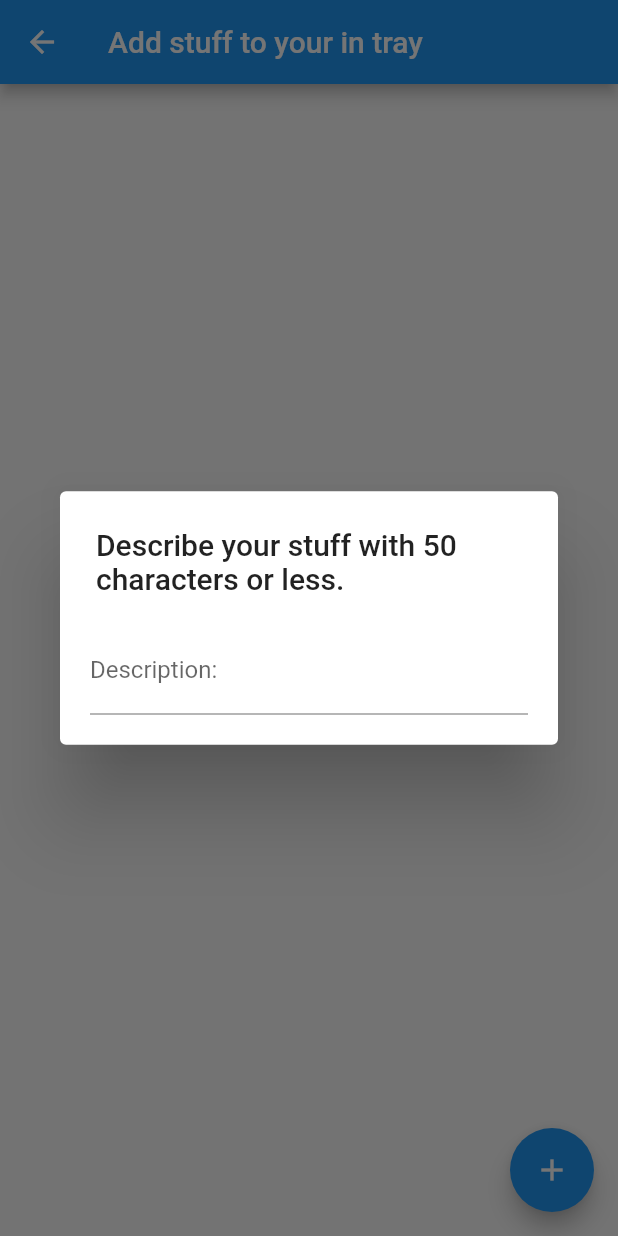
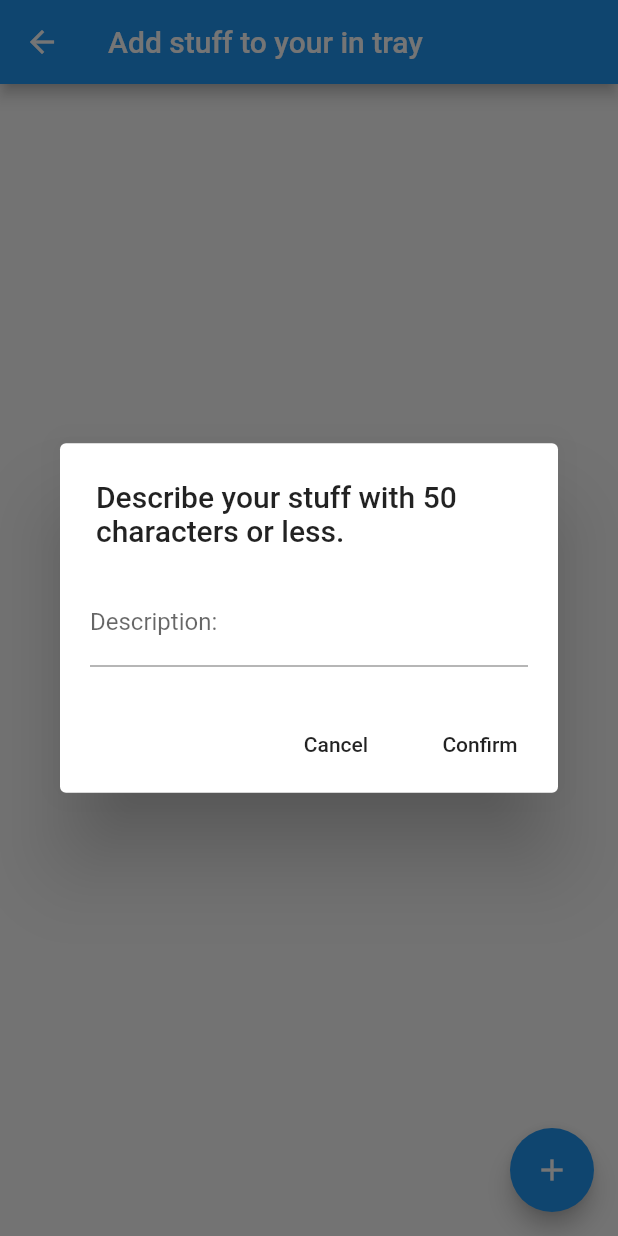
Before and after one commit to La-Buse/brain_dump, a Flutter app: the InTray screen opened directly, after a tap on the "add" icon, on a phone screen of 412 x 824 dp. Run offline on Flutter 3.47's test engine with Material 2 defaults, Android fonts, the phone set to English and light mode, and no system bars; our stand-ins replace bloc, flutter_bloc, sqflite; accounts and stored records are empty.

Commit message:
Show unmanaged items list and allow deletion

```diff
--- a/lib/bloc.dart
+++ /dev/null
@@ -1,3 +0,0 @@
-export 'dump_it_bloc.dart';
-export 'dump_it_event.dart';
-export 'dump_it_state.dart';
--- /dev/null
+++ b/lib/blocs/unmanaged_item/bloc.dart
@@ -0,0 +1,3 @@
+export 'unmanaged_item_bloc.dart';
+export 'unmanaged_item_event.dart';
+export 'unmanaged_item_state.dart';
--- /dev/null
+++ b/lib/blocs/unmanaged_item/unmanaged_item_bloc.dart
@@ -0,0 +1,19 @@
+import 'dart:async';
+import 'package:bloc/bloc.dart';
+import './bloc.dart';
+
+class UnmanagedItemBloc extends Bloc<UnmanagedItemEvent, UnmanagedItemState> {
+
+
+  @override
+  UnmanagedItemState get initialState => InitialUnmanagedItemState();
+
+  @override
+  Stream<UnmanagedItemState> mapEventToState(
+    UnmanagedItemEvent event,
+  ) async* {
+    UnmanagedItemState state = InitialUnmanagedItemState();
+        await state.initializeItems();
+        yield state;
+  }
+}
--- /dev/null
+++ b/lib/blocs/unmanaged_item/unmanaged_item_event.dart
@@ -0,0 +1,25 @@
+import 'package:brain_dump/models/database_client.dart';
+import 'package:brain_dump/models/unmanaged_item.dart';
+import 'package:meta/meta.dart';
+
+@immutable
+abstract class UnmanagedItemEvent {}
+
+class SaveItemEvent extends UnmanagedItemEvent {
+  SaveItemEvent(String name) {
+    UnmanagedItem item = new UnmanagedItem();
+    item.setName(name);
+    DatabaseClient db = DatabaseClient();
+    db.addUnmanagedItem(item);
+  }
+}
+
+class InitialEvent extends UnmanagedItemEvent {
+
+}
+
+class DeleteItemEvent extends UnmanagedItemEvent {
+  DeleteItemEvent(int id) {
+    DatabaseClient().delete(id, 'UnmanagedItem');
+  }
+}
--- /dev/null
+++ b/lib/blocs/unmanaged_item/unmanaged_item_state.dart
@@ -0,0 +1,33 @@
+import 'package:brain_dump/models/unmanaged_item.dart';
+import 'package:meta/meta.dart';
+import 'package:brain_dump/models/database_client.dart';
+
+@immutable
+abstract class UnmanagedItemState {
+  Future<void> initializeItems();
+  int getItemsLength();
+  UnmanagedItem getItem(int index);
+}
+
+class InitialUnmanagedItemState extends UnmanagedItemState {
+
+  List<UnmanagedItem> items = [];
+
+  int getItemsLength() {
+    return items.length;
+  }
+
+  UnmanagedItem getItem(int index) {
+    if (index <= this.items.length - 1) {
+      return this.items[index];
+    } else {
+      return null;
+    }
+  }
+
+  Future<void> initializeItems() async {
+    DatabaseClient db = DatabaseClient();
+    List<UnmanagedItem> items = await db.readUnmanagedItems();
+    this.items = items;
+  }
+}
--- /dev/null
+++ b/lib/blocs/workflow/bloc.dart
@@ -0,0 +1,3 @@
+export './workflow_bloc.dart';
+export './workflow_event.dart';
+export './workflow_state.dart';
--- a/lib/dump_it_state.dart
+++ b/lib/blocs/workflow/workflow_state.dart
@@ -1,4 +1,4 @@
-import 'package:brain_dump/bloc.dart';
+import './bloc.dart';
 import 'package:meta/meta.dart';
 
 @immutable
--- /dev/null
+++ b/lib/models/database_client.dart
@@ -0,0 +1,59 @@
+
+import 'package:brain_dump/models/unmanaged_item.dart';
+import 'package:sqflite/sqflite.dart';
+import 'package:path_provider/path_provider.dart';
+import 'package:path/path.dart';
+import 'dart:io';
+import 'package:async/async.dart';
+
+class DatabaseClient {
+  Database _database;
+
+  Future<Database> get database async {
+    if (_database != null) {
+      return _database;
+    } else {
+      _database = await create();
+      return _database;
+    }
+  }
+
+  Future<Database> create() async {
+    Directory directory = await getApplicationDocumentsDirectory();
+    String databaseDirectory = join(directory.path, 'database.db');
+    var bdd = await openDatabase(databaseDirectory, version: 1, onCreate: _onCreate);
+    return bdd;
+  }
+
+  Future<Null> _onCreate(Database db, int version) async {
+    await db.execute('''
+      CREATE TABLE UnmanagedItem (
+        id INTEGER PRIMARY KEY,
+        name TEXT NOT NULL,
+        date_created TEXT NOT NULL)
+    ''');
+  }
+
+  Future<UnmanagedItem> addUnmanagedItem(UnmanagedItem item) async {
+    Database myDatabase = await database;
+    item.id = await myDatabase.insert('UnmanagedItem', item.toMap());
+    return item;
+  }
+
+  Future<List<UnmanagedItem>> readUnmanagedItems() async {
+    Database myDatabase = await database;
+    List<Map<String, dynamic>> result = await myDatabase.rawQuery('SELECT * FROM UnmanagedItem');
+    List<UnmanagedItem> items = [];
+    result.forEach((map) {
+      UnmanagedItem item = new UnmanagedItem();
+      item.fromMap(map);
+      items.add(item);
+    });
+    return items;
+  }
+
+  Future<int> delete(int id, String table) async {
+    Database db = await database;
+    return await db.delete(table, where: 'id = ?', whereArgs: [id]);
+  }
+}
--- a/lib/widgets/in_tray.dart
+++ b/lib/widgets/in_tray.dart
@@ -1,6 +1,11 @@
+import 'package:brain_dump/models/database_client.dart';
+import 'package:brain_dump/models/unmanaged_item.dart';
 import 'package:flutter/cupertino.dart';
 import 'package:flutter/material.dart';
+import 'package:brain_dump/blocs/unmanaged_item/bloc.dart';
 import 'dart:async';
+
+import 'package:flutter_bloc/flutter_bloc.dart';
 
 class InTray extends StatefulWidget {
   @override
@@ -11,43 +16,84 @@ class InTray extends StatefulWidget {
 }
 
 class _InTrayState extends State<InTray> {
+  final unmanagedItemBloc = UnmanagedItemBloc();
+  String newUnmanagedItemName;
+
   @override
   Widget build(BuildContext context) {
+    return BlocBuilder(
+        bloc: unmanagedItemBloc,
+        builder: (BuildContext context, UnmanagedItemState state) {
+          if (state.getItemsLength() <= 0) {
+            unmanagedItemBloc.add(InitialEvent());
+          }
           return new Scaffold(
             appBar: new AppBar(
               title: new Text("Add stuff to your in tray"),
             ),
-      body: Center(
-          child: new Column(
-        mainAxisAlignment: MainAxisAlignment.center,
-      )),
+            body:
+                new ListView.builder(
+                    scrollDirection: Axis.vertical,
+                    shrinkWrap: true,
+                    itemCount: state.getItemsLength(),
+                    itemBuilder: (context, i) {
+                      UnmanagedItem item = state.getItem(i);
+                      return new ListTile(
+                          title: new Text(item.name),
+                          trailing: new IconButton(
+                              icon: new Icon(Icons.delete),
+                              onPressed: () {
+                                unmanagedItemBloc.add(DeleteItemEvent(item.id));
+                              })
+                      );
+                    }),
+
             floatingActionButton: new FloatingActionButton(
               onPressed: addStuff,
               tooltip: 'Add stuff to your in tray',
               child: new Icon(Icons.add),
             ),
           );
+        });
   }
 
   Future<Null> addStuff() async {
     return showDialog(
       barrierDismissible: true,
       builder: (BuildContext context) {
-        return new SimpleDialog(
+        return new AlertDialog(
             contentPadding: EdgeInsets.all(20.0),
             title: new Text("Describe your stuff with 50 characters or less."),
-          children: [
-            new TextField(
+            content: new TextField(
                 decoration: new InputDecoration(labelText: "Description: "),
-              onSubmitted: (String str) {
+                onChanged: (String str) {
+                  newUnmanagedItemName = str;
+                }),
+            actions: [
+              new FlatButton(
+                  onPressed: () {
                     Navigator.of(context).pop();
-                //Navigator.pop(context);
                   },
-            )
-          ]
-        );
+                  child: new Text('Cancel')),
+              new FlatButton(
+                  onPressed: () {
+                    if (newUnmanagedItemName != null) {
+                      unmanagedItemBloc
+                          .add(SaveItemEvent(newUnmanagedItemName));
+                    }
+                    newUnmanagedItemName = null;
+                    Navigator.of(context).pop();
+                  },
+                  child: new Text('Confirm'))
+            ]);
       },
       context: context,
     );
   }
+
+  @override
+  void dispose() {
+    super.dispose();
+    unmanagedItemBloc.close();
   }
+}
--- a/lib/widgets/manage_stuff.dart
+++ b/lib/widgets/manage_stuff.dart
@@ -1,7 +1,7 @@
 import 'package:flutter/material.dart';
 import 'package:flutter_bloc/flutter_bloc.dart';
 import 'custom_text.dart';
-import 'package:brain_dump/bloc.dart';
+import 'package:brain_dump/blocs/workflow/bloc.dart';
 
 class ManageStuff extends StatefulWidget {
   ManageStuff({Key key, this.title}) : super(key: key);
--- a/pubspec.yaml
+++ b/pubspec.yaml
@@ -22,6 +22,8 @@ dependencies:
   flutter_bloc: 3.0.0
   equatable: 0.2.6
   shared_preferences: 0.5.6
+  sqflite: ^1.2.0
+  path_provider: ^1.5.1
   # The following adds the Cupertino Icons font to your application.
   # Use with the CupertinoIcons class for iOS style icons.
   cupertino_icons: ^0.1.2
```
Also changed, not shown: lib/models/unmanaged_item.dart (added, +32 -0 lines), lib/blocs/workflow/workflow_bloc.dart (renamed from lib/dump_it_bloc.dart), lib/blocs/workflow/workflow_event.dart (renamed from lib/dump_it_event.dart), pubspec.lock, 2 other files. Lines whose indentation alone changed are shown as unchanged.
